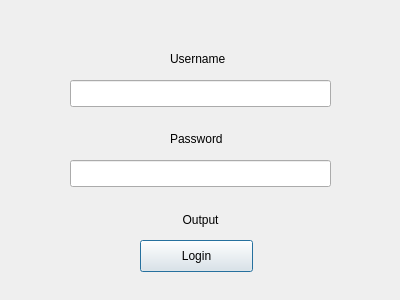
Old version of the form cadasta/gui/ui/cadasta_login_base.ui in the repository Cadasta/cadasta-qgis-plugin.
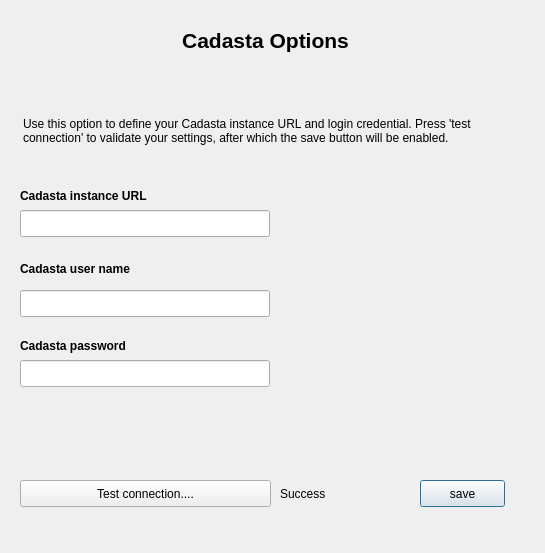
New version of the form.

Diff of the .ui file:
```diff
--- a/cadasta/gui/ui/cadasta_login_base.ui
+++ b/cadasta/gui/ui/cadasta_login_base.ui
@@ -6,8 +6,8 @@
    <rect>
     <x>0</x>
     <y>0</y>
-    <width>400</width>
-    <height>300</height>
+    <width>545</width>
+    <height>553</height>
    </rect>
   </property>
   <property name="windowTitle">
@@ -16,48 +16,90 @@
   <widget class="QLabel" name="label">
    <property name="geometry">
     <rect>
-     <x>170</x>
-     <y>50</y>
-     <width>66</width>
-     <height>17</height>
+     <x>20</x>
+     <y>186</y>
+     <width>171</width>
+     <height>20</height>
     </rect>
    </property>
+   <property name="font">
+    <font>
+     <weight>75</weight>
+     <bold>true</bold>
+    </font>
+   </property>
    <property name="text">
-    <string>Username</string>
+    <string>Cadasta instance URL</string>
    </property>
   </widget>
-  <widget class="QLineEdit" name="username_input">
+  <widget class="QLineEdit" name="url_input">
+   <property name="enabled">
+    <bool>true</bool>
+   </property>
    <property name="geometry">
     <rect>
-     <x>70</x>
-     <y>80</y>
-     <width>261</width>
+     <x>20</x>
+     <y>210</y>
+     <width>250</width>
      <height>27</height>
     </rect>
    </property>
+   <property name="minimumSize">
+    <size>
+     <width>250</width>
+     <height>0</height>
+    </size>
+   </property>
+   <property name="maximumSize">
+    <size>
+     <width>250</width>
+     <height>16777215</height>
+    </size>
+   </property>
+   <property name="maxLength">
+    <number>32767</number>
+   </property>
   </widget>
   <widget class="QLabel" name="label_2">
    <property name="geometry">
     <rect>
-     <x>170</x>
-     <y>130</y>
-     <width>66</width>
+     <x>20</x>
+     <y>260</y>
+     <width>161</width>
      <height>17</height>
     </rect>
    </property>
+   <property name="font">
+    <font>
+     <weight>75</weight>
+     <bold>true</bold>
+    </font>
+   </property>
    <property name="text">
-    <string>Password</string>
+    <string>Cadasta user name</string>
    </property>
   </widget>
   <widget class="QLineEdit" name="password_input">
    <property name="geometry">
     <rect>
-     <x>70</x>
-     <y>160</y>
-     <width>261</width>
+     <x>20</x>
+     <y>290</y>
+     <width>250</width>
      <height>27</height>
     </rect>
    </property>
+   <property name="minimumSize">
+    <size>
+     <width>250</width>
+     <height>0</height>
+    </size>
+   </property>
+   <property name="maximumSize">
+    <size>
+     <width>250</width>
+     <height>16777215</height>
+    </size>
+   </property>
    <property name="inputMethodHints">
     <set>Qt::ImhNone</set>
    </property>
@@ -68,35 +110,137 @@
   <widget class="QPushButton" name="login_button">
    <property name="geometry">
     <rect>
-     <x>140</x>
-     <y>240</y>
-     <width>113</width>
-     <height>32</height>
+     <x>420</x>
+     <y>480</y>
+     <width>85</width>
+     <height>27</height>
     </rect>
    </property>
    <property name="text">
-    <string>Login</string>
+    <string>save</string>
    </property>
   </widget>
   <widget class="QLabel" name="output_label">
    <property name="geometry">
     <rect>
-     <x>10</x>
-     <y>210</y>
-     <width>381</width>
-     <height>20</height>
+     <x>20</x>
+     <y>10</y>
+     <width>491</width>
+     <height>61</height>
     </rect>
    </property>
-   <property name="layoutDirection">
-    <enum>Qt::LeftToRight</enum>
+   <property name="font">
+    <font>
+     <pointsize>16</pointsize>
+     <weight>75</weight>
+     <bold>true</bold>
+    </font>
+   </property>
+   <property name="lineWidth">
+    <number>5</number>
    </property>
    <property name="text">
-    <string>Output</string>
+    <string>Cadasta Options</string>
    </property>
    <property name="alignment">
     <set>Qt::AlignCenter</set>
    </property>
   </widget>
+  <widget class="QLabel" name="label_4">
+   <property name="geometry">
+    <rect>
+     <x>23</x>
+     <y>97</y>
+     <width>491</width>
+     <height>68</height>
+    </rect>
+   </property>
+   <property name="text">
+    <string>Use this option to define your Cadasta instance URL and login credential. Press 'test connection' to validate your settings, after which the save button will be enabled.</string>
+   </property>
+   <property name="wordWrap">
+    <bool>true</bool>
+   </property>
+  </widget>
+  <widget class="QLabel" name="label_5">
+   <property name="geometry">
+    <rect>
+     <x>20</x>
+     <y>336</y>
+     <width>171</width>
+     <height>20</height>
+    </rect>
+   </property>
+   <property name="font">
+    <font>
+     <weight>75</weight>
+     <bold>true</bold>
+    </font>
+   </property>
+   <property name="text">
+    <string>Cadasta password</string>
+   </property>
+  </widget>
+  <widget class="QLineEdit" name="password_input">
+   <property name="enabled">
+    <bool>true</bool>
+   </property>
+   <property name="geometry">
+    <rect>
+     <x>20</x>
+     <y>360</y>
+     <width>250</width>
+     <height>27</height>
+    </rect>
+   </property>
+   <property name="minimumSize">
+    <size>
+     <width>250</width>
+     <height>0</height>
+    </size>
+   </property>
+   <property name="maximumSize">
+    <size>
+     <width>250</width>
+     <height>16777215</height>
+    </size>
+   </property>
+   <property name="maxLength">
+    <number>32767</number>
+   </property>
+   <property name="echoMode">
+    <enum>QLineEdit::Password</enum>
+   </property>
+  </widget>
+  <widget class="QPushButton" name="test_connection_button">
+   <property name="geometry">
+    <rect>
+     <x>20</x>
+     <y>480</y>
+     <width>251</width>
+     <height>27</height>
+    </rect>
+   </property>
+   <property name="cursor">
+    <cursorShape>OpenHandCursor</cursorShape>
+   </property>
+   <property name="text">
+    <string>Test connection....</string>
+   </property>
+  </widget>
+  <widget class="QLabel" name="ok_label">
+   <property name="geometry">
+    <rect>
+     <x>280</x>
+     <y>486</y>
+     <width>91</width>
+     <height>16</height>
+    </rect>
+   </property>
+   <property name="text">
+    <string>Success</string>
+   </property>
+  </widget>
  </widget>
  <resources/>
  <connections/>
```
Left out of the diff: 9 changed lines with no effect on the pictures.
